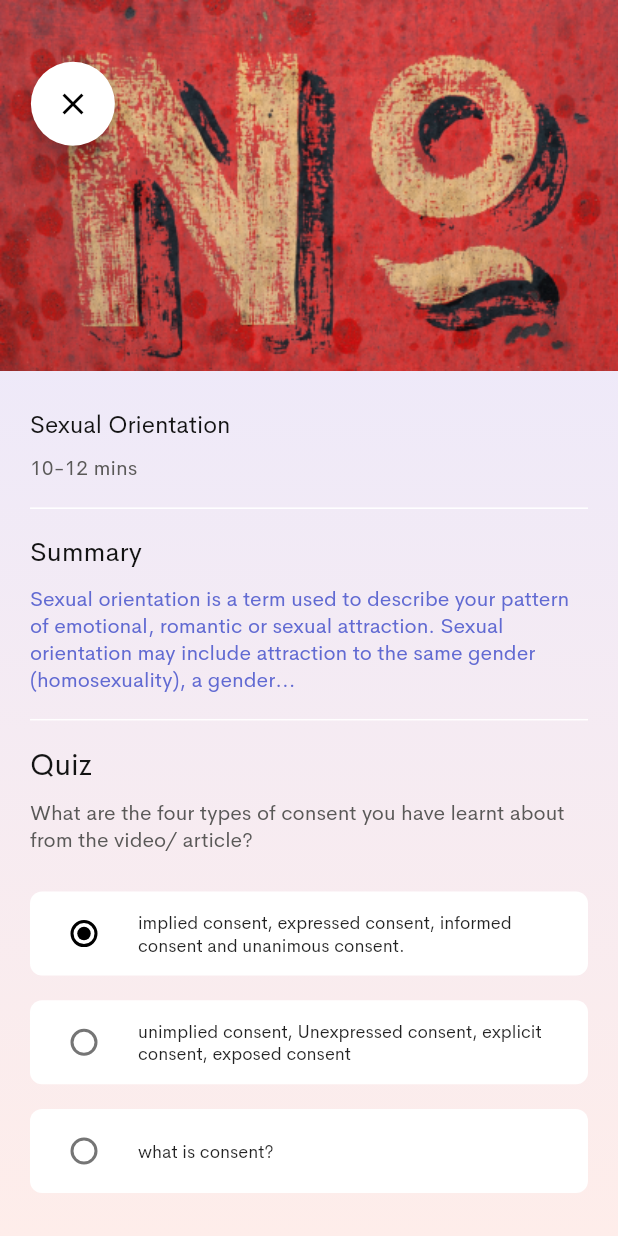
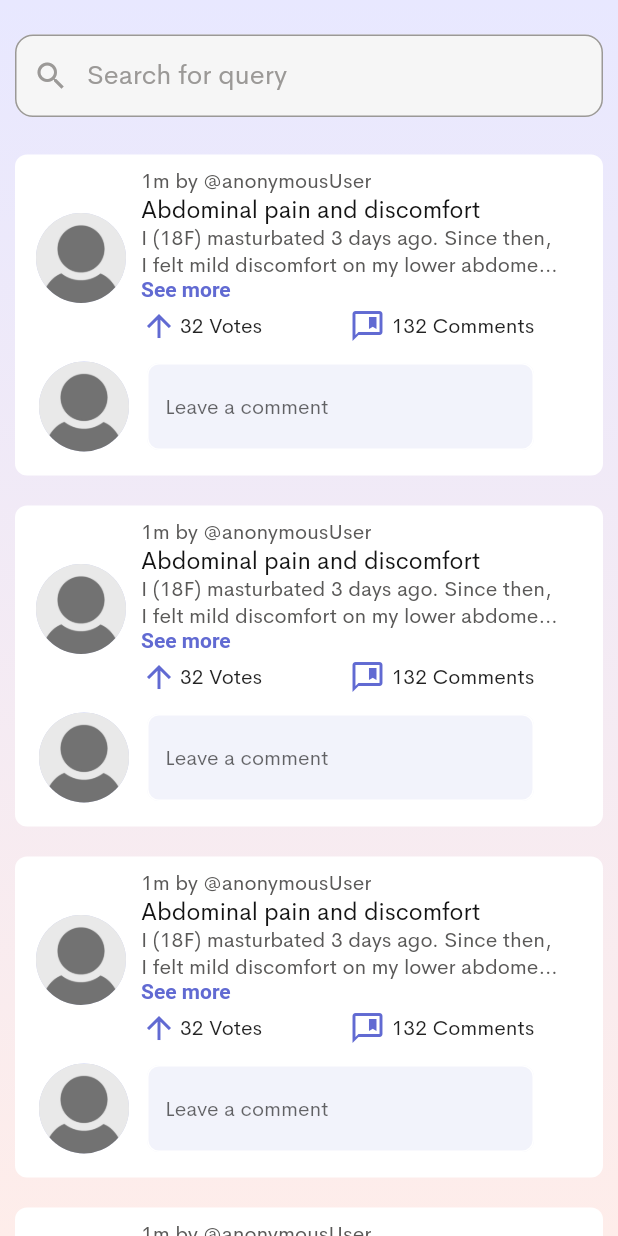
Before and after one commit to harjyotbagga/sex-ed, a Flutter app: the screen it shows after launch, on a phone screen of 412 x 824 dp. Run offline on Flutter 3.47's test engine with Material 2 defaults, Android fonts, the phone set to English and light mode, and no system bars.

Commit message:
Community forum screen completed

```diff
--- a/lib/main.dart
+++ b/lib/main.dart
@@ -1,4 +1,5 @@
 import 'package:flutter/material.dart';
+import 'package:sex_ed/screens/forum_screen.dart';
 import 'package:sex_ed/screens/home_screen.dart';
 import 'package:sex_ed/screens/login_screen.dart';
 import 'package:sex_ed/screens/quiz_screen.dart';
@@ -19,7 +20,7 @@ class SexEdApp extends StatelessWidget {
         //brightness: Brightness.light,
         fontFamily: 'Cerebri Sans',
       ),
-      initialRoute: QuizScreen.id,
+      initialRoute: ForumScreen.id,
       routes: {
         WelcomeScreen.id: (context) => WelcomeScreen(),
         RegScreen1.id: (context) => RegScreen1(),
@@ -29,6 +30,8 @@ class SexEdApp extends StatelessWidget {
         SplashScreen.id: (context) => SplashScreen(),
         HomeScreen.id: (context) => HomeScreen(),
         QuizScreen.id: (context) => QuizScreen(),
+        ForumScreen.id: (context) => ForumScreen(),
+
       },
     );
   }
--- /dev/null
+++ b/lib/screens/forum_screen.dart
@@ -0,0 +1,56 @@
+import 'package:flutter/cupertino.dart';
+import 'package:flutter/gestures.dart';
+import 'package:flutter/material.dart';
+import 'package:sex_ed/ui_utils/constants.dart';
+import 'package:sex_ed/ui_utils/search_bar.dart';
+import 'package:sex_ed/ui_utils/forum-card.dart';
+
+class ForumScreen extends StatefulWidget {
+  static String id = "forum_screen";
+  @override
+  _ForumScreenState createState() => _ForumScreenState();
+}
+
+class _ForumScreenState extends State<ForumScreen> {
+  @override
+  Widget build(BuildContext context) {
+    double device_width = MediaQuery.of(context).size.width;
+    double device_height = MediaQuery.of(context).size.height;
+    return Scaffold(
+      body: Container(
+        height: device_height,
+        width: device_width,
+        decoration: kBackgroundDecor,
+        child: SafeArea(
+          child: SingleChildScrollView(
+            scrollDirection: Axis.vertical,
+            child: Padding(
+              padding: EdgeInsets.symmetric(horizontal: 10.0),
+              child: Column(
+                children: [
+                  Padding(
+                    padding: const EdgeInsets.only(top: 8.0),
+                    child: SearchBar(
+                      hintText: "Search for query",
+                      onChanged: (searchTerm) {},
+                    ),
+                  ),
+                  for(int i=0; i<5;i++) ForumCard(
+                    questionUser: AssetImage("images/default_profile_pic.jpg"),
+                    answerUser: AssetImage("images/default_profile_pic.jpg"),
+                    timestamp: "1m by @anonymousUser",
+                    cardTopic: "Abdominal pain and discomfort",
+                    cardDescription: "I (18F) masturbated 3 days ago. Since then, I felt mild discomfort on my lower abdomen. Now past 3 days and... ",
+                    voteCount: 32,
+                    commentCount: 132,
+                    onComment: (value) {},
+                  ),
+                ],
+              ),
+            ),
+          ),
+        ),
+      ),
+    );
+  }
+}
--- a/lib/screens/quiz_screen.dart
+++ b/lib/screens/quiz_screen.dart
@@ -62,7 +62,7 @@ class _QuizScreenState extends State<QuizScreen> {
                           ),
                           QuizContentTextBlock(
                               contentText: "Sexual Orientation",
-                              fontSize: 16.0,
+                              fontSize: 22.0,
                               fontColor: kPrimaryContentColor,
                               fontweight: FontWeight.w500
                           ),
--- /dev/null
+++ b/lib/ui_utils/forum-card.dart
@@ -0,0 +1,205 @@
+import 'package:flutter/gestures.dart';
+import 'package:flutter/material.dart';
+import 'package:sex_ed/ui_utils/constants.dart';
+
+class ForumCard extends StatelessWidget {
+  final timestamp;
+  final cardTopic;
+  final cardDescription;
+  final voteCount;
+  final commentCount;
+  final onComment;
+  final questionUser;
+  final answerUser;
+
+  const ForumCard({
+    @required this.timestamp,
+    @required this.cardTopic,
+    @required this.cardDescription,
+    @required this.voteCount,
+    @required this.commentCount,
+    @required this.onComment,
+    @required this.questionUser,
+    @required this.answerUser,
+    Key key,
+  }) : super(key: key);
+
+  @override
+  Widget build(BuildContext context) {
+    return Padding(
+      padding: EdgeInsets.symmetric(vertical: 10.0),
+      child: Container(
+        decoration: BoxDecoration(
+          color: Colors.white,
+          borderRadius: BorderRadius.circular(8.0),
+        ),
+        child: Padding(
+          padding: const EdgeInsets.all(8.0),
+          child: Column(
+            children: [
+              Row(
+                children: [
+                  Flexible(
+                    flex: 1,
+                    child: Padding(
+                      padding: const EdgeInsets.symmetric(horizontal: 6.0),
+                      child: CircleAvatar(
+                        radius: 30.0,
+                        backgroundImage: questionUser,
+                        backgroundColor: Color(0xFFC5CAEB),
+                      ),
+                    ),
+                  ),
+                  Flexible(
+                    flex: 3,
+                    child: Padding(
+                      padding: const EdgeInsets.only(left: 4.0),
+                      child: Column(
+                        crossAxisAlignment: CrossAxisAlignment.start,
+                        mainAxisSize: MainAxisSize.min,
+                        children: [
+                          Text(
+                            timestamp,
+                            overflow: TextOverflow.ellipsis,
+                            style: TextStyle(
+                                fontStyle: FontStyle.normal,
+                                fontWeight: FontWeight.w400,
+                                fontSize: 14.0,
+                                color: kSecondaryContentColor
+                            ),
+                          ),
+                          Text(
+                            cardTopic,
+                            overflow: TextOverflow.ellipsis,
+                            style: TextStyle(
+                                fontStyle: FontStyle.normal,
+                                fontWeight: FontWeight.w400,
+                                fontSize: 16.0,
+                                color: kPrimaryContentColor
+                            ),
+                          ),
+                          Text(
+                            cardDescription,
+                            overflow: TextOverflow.ellipsis,
+                            maxLines: 2,
+                            style: TextStyle(
+                                fontStyle: FontStyle.normal,
+                                fontWeight: FontWeight.w400,
+                                fontSize: 14.0,
+                                color: kSecondaryContentColor
+                            ),
+                          ),
+                          RichText(
+                              text: TextSpan(
+                                text: "See more",
+                                style: TextStyle(
+                                  fontStyle: FontStyle.normal,
+                                  fontSize: 14.0,
+                                  fontWeight: FontWeight.w700,
+                                  color: kTertiaryContentColor,
+                                ),
+                                recognizer: TapGestureRecognizer()..onTap = ()=>{},
+                              )
+                          ),
+                          Padding(
+                            padding: const EdgeInsets.symmetric(vertical: 4.0),
+                            child: Row(
+                              children: [
+                                Flexible(
+                                  flex: 1,
+                                  child: Row(
+                                    children: [
+                                      Icon(
+                                        Icons.arrow_upward,
+                                        color: kTertiaryContentColor,
+                                      ),
+                                      Padding(
+                                        padding: EdgeInsets.symmetric(horizontal: 2.0),
+                                        child: Text(
+                                            "$voteCount Votes",
+                                            style: TextStyle(
+                                                fontSize: 14.0,
+                                                fontWeight: FontWeight.w400
+                                            )
+                                        ),
+                                      )
+                                    ],
+                                  ),
+                                ),
+                                Flexible(
+                                  flex: 1,
+                                  child: Row(
+                                    children: [
+                                      Icon(
+                                        Icons.comment_bank_outlined,
+                                        color: kTertiaryContentColor,
+                                      ),
+                                      Padding(
+                                        padding: EdgeInsets.symmetric(horizontal: 4.0),
+                                        child: Text(
+                                            "$commentCount Comments",
+                                            style: TextStyle(
+                                                fontSize: 14.0,
+                                                fontWeight: FontWeight.w400
+                                            )
+                                        ),
+                                      )
+                                    ],
+                                  ),
+                                ),
+                              ],
+                            ),
+                          ),
+                        ],
+                      ),
+                    ),
+                  ),
+                ],
+              ),
+              Padding(
+                padding: const EdgeInsets.all(8.0),
+                child: Row(
+                  children: [
+                    Flexible(
+                      flex: 1,
+                      child: CircleAvatar(
+                        radius: 30.0,
+                        backgroundImage: answerUser,
+                        backgroundColor: Color(0xFFC5CAEB),
+                      ),
+                    ),
+                    Flexible(
+                      flex: 3,
+                      child: Padding(
+                          padding: EdgeInsets.only(left: 12.0),
+                          child: TextField(
+                            onChanged: onComment,
+                            style: TextStyle(
+                                fontSize: 14.0
+                            ),
+                            decoration: InputDecoration(
+                                enabledBorder: OutlineInputBorder(
+                                  borderSide: BorderSide(color: Colors.white, width: 1.0),
+                                  borderRadius: BorderRadius.all(Radius.circular(8.0)),
+                                ),
+                                focusedBorder: OutlineInputBorder(
+                                  borderSide: BorderSide(color: Colors.white, width: 1.0),
+                                  borderRadius: BorderRadius.all(Radius.circular(8.0)),
+                                ),
+                                filled: true,
+                                fillColor: Color(0x15616AD2),
+                                hintText: "Leave a comment"
+                            ),
+                          )
+                      ),
+                    )
+                  ],
+                ),
+              )
+            ],
+          ),
+        ),
+      ),
+    );
+  }
+}
--- /dev/null
+++ b/lib/ui_utils/search_bar.dart
@@ -0,0 +1,47 @@
+import 'package:flutter/material.dart';
+
+class SearchBar extends StatelessWidget {
+  final hintText;
+  final onChanged;
+
+  const SearchBar({
+    @required this.onChanged,
+    this.hintText,
+    Key key,
+  }) : super(key: key);
+
+  @override
+  Widget build(BuildContext context) {
+    return Padding(
+      padding: EdgeInsets.symmetric(vertical: 15),
+      child: TextField(
+        style: TextStyle(
+          color: Colors.black,
+          fontSize: 18.0,
+          fontStyle: FontStyle.normal,
+          fontWeight: FontWeight.w400,
+        ),
+        onChanged: onChanged,
+        decoration: InputDecoration(
+          prefixIcon: Icon(
+            Icons.search,
+            color: Color(0xFFFF9B9997),
+          ),
+          filled: true,
+          fillColor: Color(0xFFF6F6F6),
+          hintText: hintText,
+          hintStyle: TextStyle(color: Color(0xFF9B9997)),
+          contentPadding: EdgeInsets.symmetric(horizontal: 12.0, vertical: 16.0),
+          enabledBorder: OutlineInputBorder(
+            borderSide: BorderSide(color: Color(0xFF9B9997), width: 1.0),
+            borderRadius: BorderRadius.all(Radius.circular(12.0)),
+          ),
+          focusedBorder: OutlineInputBorder(
+            borderSide: BorderSide(color: Color(0xFF9B9997), width: 1.0),
+            borderRadius: BorderRadius.all(Radius.circular(12.0)),
+          ),
+        ),
+      ),
+    );
+  }
+}
```
Also changed, not shown: images/default_profile_pic.jpg (added).
